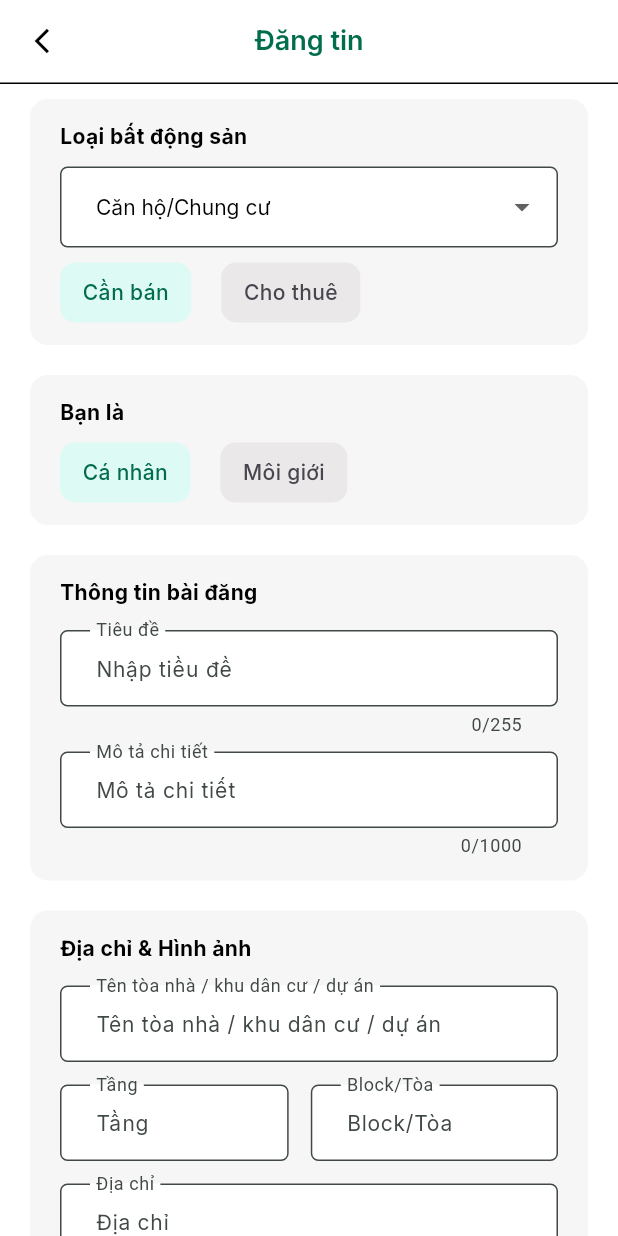
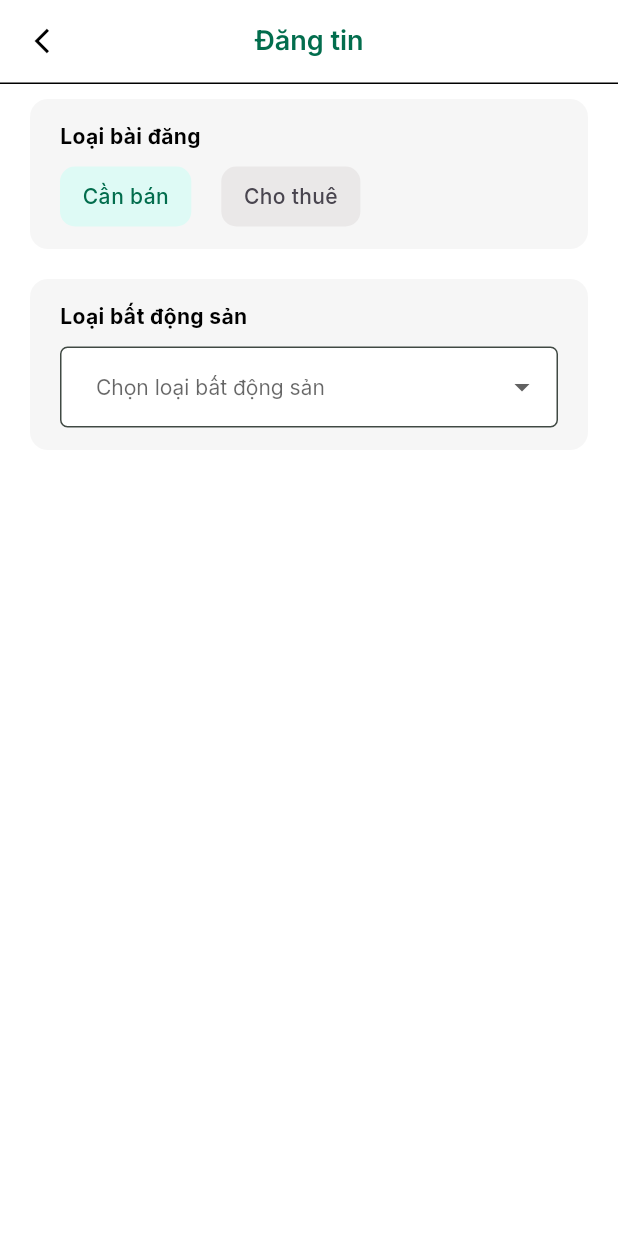
Before and after one commit to minhphan46/nha_gia_re_mobile, a Flutter app: the CreatePostScreen screen opened by its route, after a tap on "Cần bán", on a phone screen of 412 x 824 dp. Run offline on Flutter 3.47's test engine with Material 2 defaults, Android fonts, the phone set to English and light mode, and no system bars; our stand-ins replace avatar_glow, badges, cached_network_image, carousel_slider, convex_bottom_bar, dartz and 22 more; missing offline and left inert: flutter_zalopay_sdk; accounts and stored records are empty.

Commit message:
controller create post

```diff
--- a/lib/features/presentation/modules/create_post/create_post_controller.dart
+++ b/lib/features/presentation/modules/create_post/create_post_controller.dart
@@ -1,5 +1,4 @@
 import 'dart:io';
-
 import 'package:flutter/material.dart';
 import 'package:get/get.dart';
 import 'package:image_picker/image_picker.dart';
@@ -9,28 +8,22 @@ import '../../../domain/enums/property_types.dart';
 
 class CreatePostController extends GetxController {
   // card choose type property
-  Rx<PropertyTypes>? selectedPropertyType = PropertyTypes.apartment.obs;
+  Rxn<PropertyTypes> selectedPropertyType = Rxn(null);
   bool isReachLimitPost = false;
-  Rx<bool> isShowSale = false.obs;
+  Rx<bool> isLease = true.obs;
 
-  void setVisibility(PropertyTypes value) {
-    selectedPropertyType!.value = value;
-    // initBody();
-    if (selectedPropertyType!.value != PropertyTypes.motel) {
-      isShowSale.value = true;
-    } else {
-      isShowSale.value = false;
-    }
+  void changeSelectedProperty(PropertyTypes value) {
+    selectedPropertyType.value = value;
   }
 
-  void setWork(bool value) {
-    isShowSale.value = value;
+  void setIsLease(bool value) {
+    isLease.value = value;
   }
 
   // card choose type of user
-  RxBool isPersonal = true.obs;
+  RxBool isProSeller = true.obs;
   void setRole(bool value) {
-    isPersonal.value = value;
+    isProSeller.value = value;
   }
 
   // card post info
@@ -95,10 +88,10 @@ class CreatePostController extends GetxController {
     update();
   }
 
-  // Dien tich , gia
-  final areaTextController = TextEditingController();
-  final priceTextController = TextEditingController();
-  final depositTextController = TextEditingController();
+  // Dien tich , gia tro
+  final motelareaTC = TextEditingController();
+  final motelpriceTC = TextEditingController();
+  final moteldepositTC = TextEditingController();
   String? area;
   String? price;
   String? deposit;
--- a/lib/features/presentation/modules/create_post/screens/create_post_screen.dart
+++ b/lib/features/presentation/modules/create_post/screens/create_post_screen.dart
@@ -4,6 +4,7 @@ import 'package:nhagiare_mobile/features/presentation/modules/create_post/create
 import 'package:nhagiare_mobile/features/presentation/modules/create_post/widgets/address_images_card.dart';
 import 'package:nhagiare_mobile/features/presentation/modules/create_post/widgets/area_prices_card.dart';
 import 'package:nhagiare_mobile/features/presentation/global_widgets/base_card.dart';
+import 'package:nhagiare_mobile/features/presentation/modules/create_post/widgets/choose_lease_card.dart';
 import 'package:nhagiare_mobile/features/presentation/modules/create_post/widgets/choose_type_property.dart';
 import 'package:nhagiare_mobile/features/presentation/modules/create_post/widgets/choose_type_user.dart';
 import 'package:nhagiare_mobile/features/presentation/modules/create_post/widgets/more_info_card.dart';
@@ -30,6 +31,12 @@ class CreatePostScreen extends StatelessWidget {
               crossAxisAlignment: CrossAxisAlignment.start,
               mainAxisAlignment: MainAxisAlignment.start,
               children: <Widget>[
+                // choose is lease
+                BaseCard(
+                  title: "Loại bài đăng",
+                  isvisible: true,
+                  child: ChooseLeaseCard(),
+                ),
                 // card choose type property
                 BaseCard(
                   title: "Loại bất động sản",
@@ -37,36 +44,66 @@ class CreatePostScreen extends StatelessWidget {
                   child: ChooseTypePropertyCard(),
                 ),
                 // card choose type of user
-                BaseCard(
+                Obx(
+                  () => BaseCard(
                     title: "Bạn là",
-                  isvisible: true,
+                    isvisible: controller.selectedPropertyType.value != null,
                     child: ChooseTypeUserCard(),
                   ),
+                ),
                 // post info card
-                BaseCard(
+                Obx(
+                  () => BaseCard(
                     title: "Thông tin bài đăng",
-                  isvisible: true,
+                    isvisible: controller.selectedPropertyType.value != null,
                     child: PostInfoCard(),
                   ),
-                BaseCard(
+                ),
+                Obx(
+                  () => BaseCard(
                     title: "Địa chỉ & Hình ảnh",
-                  isvisible: true,
+                    isvisible: controller.selectedPropertyType.value != null,
                     child: AddressImagesCard(),
                   ),
-                BaseCard(
+                ),
+
+                // phong tro
+
+                // van phong ban
+
+                // van phong cho thue
+
+                // dat ban
+
+                // dat cho thue
+
+                // nha ban
+
+                // nha cho thue
+
+                // chung cu ban
+
+                // chung cu cho thue
+                Obx(
+                  () => BaseCard(
                     title: "Thông tin chi tiết",
-                  isvisible: true,
+                    isvisible: controller.selectedPropertyType.value != null,
                     child: PostInfoCard(),
                   ),
-                BaseCard(
+                ),
+                Obx(
+                  () => BaseCard(
                     title: "Diện tích & Giá",
-                  isvisible: true,
+                    isvisible: controller.selectedPropertyType.value != null,
                     child: AreaPricesCard(),
                   ),
-                BaseCard(
+                ),
+                Obx(
+                  () => BaseCard(
                     title: "Thông tin khác",
-                  isvisible: true,
+                    isvisible: controller.selectedPropertyType.value != null,
                     child: MoreInfoCard(),
+                  ),
                 ),
               ],
             ),
--- a/lib/features/presentation/modules/create_post/widgets/address_images_card.dart
+++ b/lib/features/presentation/modules/create_post/widgets/address_images_card.dart
@@ -29,7 +29,7 @@ class AddressImagesCard extends StatelessWidget {
           controller: controller.apartmentNameTextController,
           labelText: 'Tên tòa nhà / khu dân cư / dự án',
           hintText:
-              controller.selectedPropertyType!.value == PropertyTypes.apartment
+              controller.selectedPropertyType.value == PropertyTypes.apartment
                   ? 'Tên tòa nhà / khu dân cư / dự án'.tr
                   : "(Không bắt buộc)",
           onSaved: (value) {
@@ -39,9 +39,12 @@ class AddressImagesCard extends StatelessWidget {
               (value!.isNotEmpty) ? null : 'Tiêu đề không được rỗng'.tr,
         ),
         const SizedBox(height: 15),
-        Visibility(
-          visible:
-              controller.selectedPropertyType!.value == PropertyTypes.apartment,
+        Obx(
+          () => Visibility(
+            visible: controller.selectedPropertyType.value ==
+                PropertyTypes.apartment,
+            child: Container(
+              margin: const EdgeInsets.only(bottom: 15),
               child: Row(
                 mainAxisAlignment: MainAxisAlignment.spaceBetween,
                 children: [
@@ -77,7 +80,8 @@ class AddressImagesCard extends StatelessWidget {
                 ],
               ),
             ),
-        const SizedBox(height: 15),
+          ),
+        ),
         TextFormField(
           focusNode: _addressFocusNode,
           controller: controller.addressTextController,
--- /dev/null
+++ b/lib/features/presentation/modules/create_post/widgets/choose_lease_card.dart
@@ -0,0 +1,77 @@
+import 'package:flutter/widgets.dart';
+import 'package:get/get.dart';
+
+import '../../../../../config/theme/app_color.dart';
+import '../../../../../config/theme/text_styles.dart';
+import '../create_post_controller.dart';
+
+class ChooseLeaseCard extends StatelessWidget {
+  ChooseLeaseCard({super.key});
+
+  final CreatePostController controller = Get.find<CreatePostController>();
+
+  @override
+  Widget build(BuildContext context) {
+    return Row(
+      children: [
+        Obx(
+          () => GestureDetector(
+            onTap: () {
+              controller.setIsLease(true);
+            },
+            child: Container(
+              padding: const EdgeInsets.symmetric(
+                horizontal: 15,
+                vertical: 10,
+              ),
+              decoration: BoxDecoration(
+                color: controller.isLease.value == true
+                    ? AppColors.greenLight
+                    : AppColors.grey200,
+                borderRadius: BorderRadius.circular(10),
+              ),
+              child: Text(
+                "Cần bán",
+                style: AppTextStyles.medium14.copyWith(
+                  color: controller.isLease.value == true
+                      ? AppColors.green
+                      : AppColors.grey600,
+                ),
+              ),
+            ),
+          ),
+        ),
+        const SizedBox(
+          width: 20,
+        ),
+        Obx(
+          () => GestureDetector(
+            onTap: () {
+              controller.setIsLease(false);
+            },
+            child: Container(
+              padding: const EdgeInsets.symmetric(
+                horizontal: 15,
+                vertical: 10,
+              ),
+              decoration: BoxDecoration(
+                color: controller.isLease.value != true
+                    ? AppColors.greenLight
+                    : AppColors.grey200,
+                borderRadius: BorderRadius.circular(10),
+              ),
+              child: Text(
+                "Cho thuê",
+                style: AppTextStyles.medium14.copyWith(
+                  color: controller.isLease.value != true
+                      ? AppColors.green
+                      : AppColors.grey600,
+                ),
+              ),
+            ),
+          ),
+        ),
+      ],
+    );
+  }
+}
--- a/lib/features/presentation/modules/create_post/widgets/choose_type_property.dart
+++ b/lib/features/presentation/modules/create_post/widgets/choose_type_property.dart
@@ -1,7 +1,5 @@
 import 'package:flutter/material.dart';
 import 'package:get/get.dart';
-import 'package:nhagiare_mobile/config/theme/app_color.dart';
-import 'package:nhagiare_mobile/config/theme/text_styles.dart';
 import 'package:nhagiare_mobile/features/domain/enums/property_types.dart';
 import 'package:nhagiare_mobile/features/presentation/global_widgets/base_dropdown_button.dart';
 import 'package:nhagiare_mobile/features/presentation/modules/create_post/create_post_controller.dart';
@@ -11,103 +9,39 @@ class ChooseTypePropertyCard extends StatelessWidget {
 
   final CreatePostController controller = Get.find<CreatePostController>();
 
+  List<DropdownMenuItem<PropertyTypes>>? getItems(bool isLease) {
+    return PropertyTypes.toMap()
+        .entries
+        .where((entry) => !(isLease &&
+            entry.key == PropertyTypes.motel)) // Lọc theo điều kiện
+        .map<DropdownMenuItem<PropertyTypes>>(
+          (entry) => DropdownMenuItem<PropertyTypes>(
+            value: entry.key,
+            child: Text(entry.value),
+          ),
+        )
+        .toList();
+  }
+
   @override
   Widget build(BuildContext context) {
     return Column(
       crossAxisAlignment: CrossAxisAlignment.start,
       children: [
-        BaseDropdownButton(
-          hint: "Loại bất động sản",
-          value: controller.selectedPropertyType!.value,
-          items: PropertyTypes.toMap().entries.map((entry) {
-            return DropdownMenuItem(
-              value: entry.key,
-              child: Text(entry.value),
-            );
-          }).toList(),
-          onChanged: controller.isReachLimitPost
-              ? null
-              : (value) {
-                  if (value != null) {
-                    controller.setVisibility(value as PropertyTypes);
-                  }
-                },
-          onSaved: (value) {
-            if (value == null) return;
-          },
+        Obx(
+          () => BaseDropdownButton(
+            hint: "Loại bất động sản",
+            value: controller.selectedPropertyType.value,
+            items: getItems(controller.isLease.value),
+            onChanged: (value) {
+              // print type of value
+              controller.changeSelectedProperty(value as PropertyTypes);
+            },
+            onSaved: (value) {
+              controller.changeSelectedProperty(value as PropertyTypes);
+            },
+          ),
         ),
-
-        const SizedBox(height: 10),
-
-        /// can ban/ cho thue
-        Obx(() => Visibility(
-              visible: controller.selectedPropertyType!.value !=
-                          PropertyTypes.motel &&
-                      controller.selectedPropertyType != null
-                  ? true
-                  : false,
-              child: Row(
-                children: [
-                  Obx(
-                    () => GestureDetector(
-                      onTap: () {
-                        controller.setWork(true);
-                      },
-                      child: Container(
-                        padding: const EdgeInsets.symmetric(
-                          horizontal: 15,
-                          vertical: 10,
-                        ),
-                        decoration: BoxDecoration(
-                          color: controller.isShowSale.value == true
-                              ? AppColors.greenLight
-                              : AppColors.grey200,
-                          borderRadius: BorderRadius.circular(10),
-                        ),
-                        child: Text(
-                          "Cần bán",
-                          style: AppTextStyles.medium14.copyWith(
-                            color: controller.isShowSale.value == true
-                                ? AppColors.green
-                                : AppColors.grey600,
-                          ),
-                        ),
-                      ),
-                    ),
-                  ),
-                  const SizedBox(
-                    width: 20,
-                  ),
-                  Obx(
-                    () => GestureDetector(
-                      onTap: () {
-                        controller.setWork(false);
-                      },
-                      child: Container(
-                        padding: const EdgeInsets.symmetric(
-                          horizontal: 15,
-                          vertical: 10,
-                        ),
-                        decoration: BoxDecoration(
-                          color: controller.isShowSale.value != true
-                              ? AppColors.greenLight
-                              : AppColors.grey200,
-                          borderRadius: BorderRadius.circular(10),
-                        ),
-                        child: Text(
-                          "Cho thuê",
-                          style: AppTextStyles.medium14.copyWith(
-                            color: controller.isShowSale.value != true
-                                ? AppColors.green
-                                : AppColors.grey600,
-                          ),
-                        ),
-                      ),
-                    ),
-                  ),
-                ],
-              ),
-            )),
       ],
     );
   }
--- a/lib/features/presentation/modules/create_post/widgets/choose_type_user.dart
+++ b/lib/features/presentation/modules/create_post/widgets/choose_type_user.dart
@@ -26,7 +26,7 @@ class ChooseTypeUserCard extends StatelessWidget {
                     vertical: 10,
                   ),
                   decoration: BoxDecoration(
-                    color: controller.isPersonal.value == true
+                    color: controller.isProSeller.value == true
                         ? AppColors.greenLight
                         : AppColors.grey200,
                     borderRadius: BorderRadius.circular(10),
@@ -34,7 +34,7 @@ class ChooseTypeUserCard extends StatelessWidget {
                   child: Text(
                     "Cá nhân",
                     style: AppTextStyles.medium14.copyWith(
-                      color: controller.isPersonal.value == true
+                      color: controller.isProSeller.value == true
                           ? AppColors.green
                           : AppColors.grey600,
                     ),
@@ -54,7 +54,7 @@ class ChooseTypeUserCard extends StatelessWidget {
                     vertical: 10,
                   ),
                   decoration: BoxDecoration(
-                    color: controller.isPersonal.value != true
+                    color: controller.isProSeller.value != true
                         ? AppColors.greenLight
                         : AppColors.grey200,
                     borderRadius: BorderRadius.circular(10),
@@ -62,7 +62,7 @@ class ChooseTypeUserCard extends StatelessWidget {
                   child: Text(
                     "Môi giới",
                     style: AppTextStyles.medium14.copyWith(
-                      color: controller.isPersonal.value != true
+                      color: controller.isProSeller.value != true
                           ? AppColors.green
                           : AppColors.grey600,
                     ),
```
Lines whose indentation alone changed are shown as unchanged.
